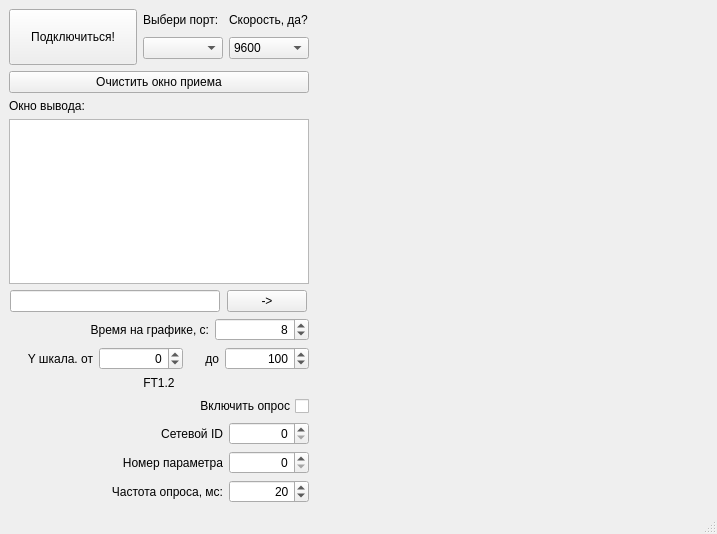
First picture: the form in mainwindow.ui, repository kuzia99/COM_term, before the edit.
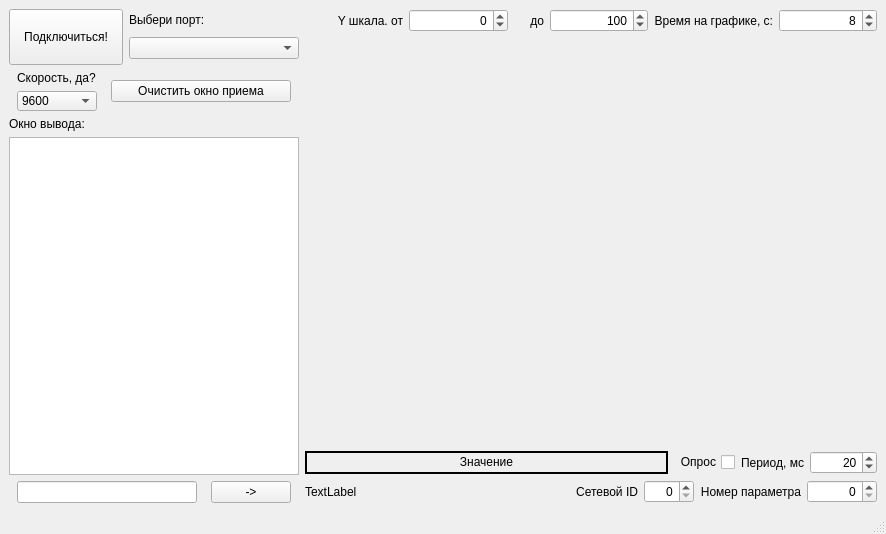
Second picture: the form after the edit. Custom widgets are drawn as their Qt base class.

Patch:
```diff
--- a/mainwindow.ui
+++ b/mainwindow.ui
@@ -6,7 +6,7 @@
    <rect>
     <x>0</x>
     <y>0</y>
-    <width>717</width>
+    <width>886</width>
     <height>534</height>
    </rect>
   </property>
@@ -18,7 +18,7 @@
   </property>
   <property name="minimumSize">
    <size>
-    <width>550</width>
+    <width>650</width>
     <height>500</height>
    </size>
   </property>
@@ -29,6 +29,15 @@
    <layout class="QHBoxLayout" name="horizontalLayout_3">
     <item>
      <layout class="QVBoxLayout" name="verticalLayout_4">
+      <property name="sizeConstraint">
+       <enum>QLayout::SetFixedSize</enum>
+      </property>
+      <property name="leftMargin">
+       <number>0</number>
+      </property>
+      <property name="topMargin">
+       <number>0</number>
+      </property>
       <property name="bottomMargin">
        <number>0</number>
       </property>
@@ -83,7 +92,7 @@
               </property>
               <property name="minimumSize">
                <size>
-                <width>80</width>
+                <width>170</width>
                 <height>10</height>
                </size>
               </property>
@@ -91,6 +100,10 @@
             </item>
            </layout>
           </item>
+         </layout>
+        </item>
+        <item>
+         <layout class="QHBoxLayout" name="horizontalLayout_10">
           <item>
            <layout class="QVBoxLayout" name="verticalLayout_2">
             <item>
@@ -117,7 +130,7 @@
               <property name="minimumSize">
                <size>
                 <width>80</width>
-                <height>10</height>
+                <height>20</height>
                </size>
               </property>
               <item>
@@ -139,8 +152,6 @@
             </item>
            </layout>
           </item>
-         </layout>
-        </item>
         <item>
          <widget class="QPushButton" name="pushButtonClear">
           <property name="sizePolicy">
@@ -151,10 +162,13 @@
           </property>
           <property name="minimumSize">
            <size>
-            <width>300</width>
+              <width>180</width>
             <height>0</height>
            </size>
           </property>
+            <property name="layoutDirection">
+             <enum>Qt::LeftToRight</enum>
+            </property>
           <property name="text">
            <string>Очистить окно приема</string>
           </property>
@@ -162,6 +176,8 @@
         </item>
        </layout>
       </item>
+       </layout>
+      </item>
       <item>
        <widget class="QLabel" name="label_3">
         <property name="text">
@@ -179,7 +195,7 @@
         </property>
         <property name="minimumSize">
          <size>
-          <width>300</width>
+          <width>290</width>
           <height>0</height>
          </size>
         </property>
@@ -197,7 +213,7 @@
           </property>
           <property name="minimumSize">
            <size>
-            <width>210</width>
+            <width>180</width>
             <height>0</height>
            </size>
           </property>
@@ -224,57 +240,10 @@
         </item>
        </layout>
       </item>
-      <item>
-       <layout class="QHBoxLayout" name="horizontalLayout_4">
-        <item>
-         <widget class="QLabel" name="label_5">
-          <property name="minimumSize">
-           <size>
-            <width>200</width>
-            <height>0</height>
-           </size>
-          </property>
-          <property name="text">
-           <string>Время на графике, с:</string>
-          </property>
-          <property name="alignment">
-           <set>Qt::AlignRight|Qt::AlignTrailing|Qt::AlignVCenter</set>
-          </property>
-         </widget>
-        </item>
-        <item>
-         <widget class="QSpinBox" name="spinBox_time">
-          <property name="sizePolicy">
-           <sizepolicy hsizetype="Minimum" vsizetype="Fixed">
-            <horstretch>0</horstretch>
-            <verstretch>0</verstretch>
-           </sizepolicy>
-          </property>
-          <property name="minimumSize">
-           <size>
-            <width>50</width>
-            <height>0</height>
-           </size>
-          </property>
-          <property name="layoutDirection">
-           <enum>Qt::LeftToRight</enum>
-          </property>
-          <property name="alignment">
-           <set>Qt::AlignRight|Qt::AlignTrailing|Qt::AlignVCenter</set>
-          </property>
-          <property name="maximum">
-           <number>999</number>
-          </property>
-          <property name="value">
-           <number>8</number>
-          </property>
-          <property name="displayIntegerBase">
-           <number>10</number>
-          </property>
-         </widget>
-        </item>
-       </layout>
-      </item>
+     </layout>
+    </item>
+    <item>
+     <layout class="QVBoxLayout" name="verticalLayout_7">
       <item>
        <layout class="QHBoxLayout" name="horizontalLayout_5">
         <item>
@@ -292,12 +261,18 @@
           <property name="alignment">
            <set>Qt::AlignRight|Qt::AlignTrailing|Qt::AlignVCenter</set>
           </property>
+          <property name="buttonSymbols">
+           <enum>QAbstractSpinBox::UpDownArrows</enum>
+          </property>
           <property name="minimum">
            <number>-9999</number>
           </property>
           <property name="maximum">
            <number>9999</number>
           </property>
+          <property name="stepType">
+           <enum>QAbstractSpinBox::AdaptiveDecimalStepType</enum>
+          </property>
          </widget>
         </item>
         <item>
@@ -338,12 +313,101 @@
           </property>
          </widget>
         </item>
+        <item>
+         <widget class="QLabel" name="label_5">
+          <property name="sizePolicy">
+           <sizepolicy hsizetype="Fixed" vsizetype="Preferred">
+            <horstretch>0</horstretch>
+            <verstretch>0</verstretch>
+           </sizepolicy>
+          </property>
+          <property name="minimumSize">
+           <size>
+            <width>60</width>
+            <height>0</height>
+           </size>
+          </property>
+          <property name="text">
+           <string>Время на графике, с:</string>
+          </property>
+          <property name="alignment">
+           <set>Qt::AlignRight|Qt::AlignTrailing|Qt::AlignVCenter</set>
+          </property>
+         </widget>
+        </item>
+        <item>
+         <widget class="QSpinBox" name="spinBox_time">
+          <property name="sizePolicy">
+           <sizepolicy hsizetype="Minimum" vsizetype="Fixed">
+            <horstretch>0</horstretch>
+            <verstretch>0</verstretch>
+           </sizepolicy>
+          </property>
+          <property name="minimumSize">
+           <size>
+            <width>50</width>
+            <height>0</height>
+           </size>
+          </property>
+          <property name="layoutDirection">
+           <enum>Qt::LeftToRight</enum>
+          </property>
+          <property name="alignment">
+           <set>Qt::AlignRight|Qt::AlignTrailing|Qt::AlignVCenter</set>
+          </property>
+          <property name="maximum">
+           <number>999</number>
+          </property>
+          <property name="value">
+           <number>8</number>
+          </property>
+          <property name="displayIntegerBase">
+           <number>10</number>
+          </property>
+         </widget>
+        </item>
        </layout>
       </item>
       <item>
-       <widget class="QLabel" name="label_8">
+       <widget class="QCustomPlot" name="widget" native="true">
+        <property name="sizePolicy">
+         <sizepolicy hsizetype="Expanding" vsizetype="Expanding">
+          <horstretch>0</horstretch>
+          <verstretch>0</verstretch>
+         </sizepolicy>
+        </property>
+        <property name="minimumSize">
+         <size>
+          <width>100</width>
+          <height>200</height>
+         </size>
+        </property>
+       </widget>
+      </item>
+      <item>
+       <layout class="QHBoxLayout" name="horizontalLayout_4">
+        <item>
+         <widget class="QLabel" name="labelCurrentValue">
+          <property name="sizePolicy">
+           <sizepolicy hsizetype="Expanding" vsizetype="Preferred">
+            <horstretch>0</horstretch>
+            <verstretch>0</verstretch>
+           </sizepolicy>
+          </property>
+          <property name="minimumSize">
+           <size>
+            <width>0</width>
+            <height>0</height>
+           </size>
+          </property>
+          <property name="styleSheet">
+           <string notr="true">border:2px solid rgb(0, 0, 0);</string>
+          </property>
         <property name="text">
-         <string>FT1.2</string>
+           <string>Значение</string>
+          </property>
+          <property name="textFormat">
+           <enum>Qt::RichText</enum>
         </property>
         <property name="alignment">
          <set>Qt::AlignCenter</set>
@@ -351,20 +415,79 @@
        </widget>
       </item>
       <item>
-       <layout class="QHBoxLayout" name="horizontalLayout_10">
+         <layout class="QHBoxLayout" name="horizontalLayout_6">
         <item>
          <widget class="QCheckBox" name="checkBox">
           <property name="layoutDirection">
            <enum>Qt::RightToLeft</enum>
           </property>
           <property name="text">
-           <string>Включить опрос</string>
+             <string>Опрос</string>
           </property>
           <property name="checked">
            <bool>false</bool>
           </property>
          </widget>
         </item>
+          <item>
+           <widget class="QLabel" name="label_6">
+            <property name="text">
+             <string>Период, мс</string>
+            </property>
+            <property name="alignment">
+             <set>Qt::AlignRight|Qt::AlignTrailing|Qt::AlignVCenter</set>
+            </property>
+           </widget>
+          </item>
+          <item>
+           <widget class="QSpinBox" name="spinBoxResponseTime">
+            <property name="sizePolicy">
+             <sizepolicy hsizetype="Fixed" vsizetype="Fixed">
+              <horstretch>0</horstretch>
+              <verstretch>0</verstretch>
+             </sizepolicy>
+            </property>
+            <property name="minimumSize">
+             <size>
+              <width>60</width>
+              <height>0</height>
+             </size>
+            </property>
+            <property name="alignment">
+             <set>Qt::AlignRight|Qt::AlignTrailing|Qt::AlignVCenter</set>
+            </property>
+            <property name="minimum">
+             <number>1</number>
+            </property>
+            <property name="maximum">
+             <number>100000</number>
+            </property>
+            <property name="value">
+             <number>20</number>
+            </property>
+           </widget>
+          </item>
+         </layout>
+        </item>
+       </layout>
+      </item>
+      <item>
+       <layout class="QHBoxLayout" name="horizontalLayout_8">
+        <item>
+         <layout class="QHBoxLayout" name="horizontalLayout_11">
+          <item>
+           <widget class="QLabel" name="label_8">
+            <property name="sizePolicy">
+             <sizepolicy hsizetype="Expanding" vsizetype="Preferred">
+              <horstretch>0</horstretch>
+              <verstretch>0</verstretch>
+             </sizepolicy>
+            </property>
+            <property name="text">
+             <string>TextLabel</string>
+            </property>
+           </widget>
+          </item>
        </layout>
       </item>
       <item>
@@ -389,7 +512,7 @@
           </property>
           <property name="minimumSize">
            <size>
-            <width>80</width>
+              <width>50</width>
             <height>0</height>
            </size>
           </property>
@@ -398,10 +521,6 @@
           </property>
          </widget>
         </item>
-       </layout>
-      </item>
-      <item>
-       <layout class="QHBoxLayout" name="horizontalLayout_8">
         <item>
          <widget class="QLabel" name="label_9">
           <property name="text">
@@ -422,7 +541,7 @@
           </property>
           <property name="minimumSize">
            <size>
-            <width>80</width>
+              <width>70</width>
             <height>0</height>
            </size>
           </property>
@@ -436,66 +555,10 @@
         </item>
        </layout>
       </item>
-      <item>
-       <layout class="QHBoxLayout" name="horizontalLayout_6">
-        <item>
-         <widget class="QLabel" name="label_6">
-          <property name="text">
-           <string>Частота опроса, мс:</string>
-          </property>
-          <property name="alignment">
-           <set>Qt::AlignRight|Qt::AlignTrailing|Qt::AlignVCenter</set>
-          </property>
-         </widget>
-        </item>
-        <item>
-         <widget class="QSpinBox" name="spinBoxResponseTime">
-          <property name="sizePolicy">
-           <sizepolicy hsizetype="Fixed" vsizetype="Fixed">
-            <horstretch>0</horstretch>
-            <verstretch>0</verstretch>
-           </sizepolicy>
-          </property>
-          <property name="minimumSize">
-           <size>
-            <width>80</width>
-            <height>0</height>
-           </size>
-          </property>
-          <property name="alignment">
-           <set>Qt::AlignRight|Qt::AlignTrailing|Qt::AlignVCenter</set>
-          </property>
-          <property name="minimum">
-           <number>1</number>
-          </property>
-          <property name="maximum">
-           <number>100000</number>
-          </property>
-          <property name="value">
-           <number>20</number>
-          </property>
-         </widget>
-        </item>
        </layout>
       </item>
      </layout>
     </item>
-    <item>
-     <widget class="QCustomPlot" name="widget" native="true">
-      <property name="sizePolicy">
-       <sizepolicy hsizetype="Expanding" vsizetype="Expanding">
-        <horstretch>0</horstretch>
-        <verstretch>0</verstretch>
-       </sizepolicy>
-      </property>
-      <property name="minimumSize">
-       <size>
-        <width>100</width>
-        <height>200</height>
-       </size>
-      </property>
-     </widget>
-    </item>
    </layout>
   </widget>
   <widget class="QMenuBar" name="menubar">
@@ -503,7 +566,7 @@
     <rect>
      <x>0</x>
      <y>0</y>
-     <width>717</width>
+     <width>886</width>
      <height>21</height>
     </rect>
    </property>
```
Lines whose indentation alone changed are shown as unchanged.
